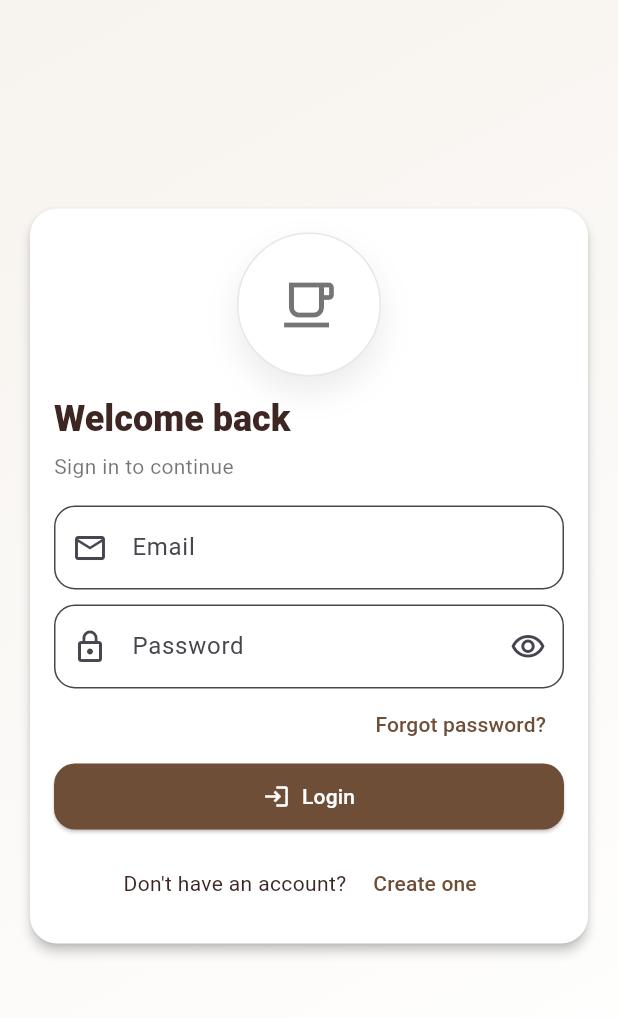
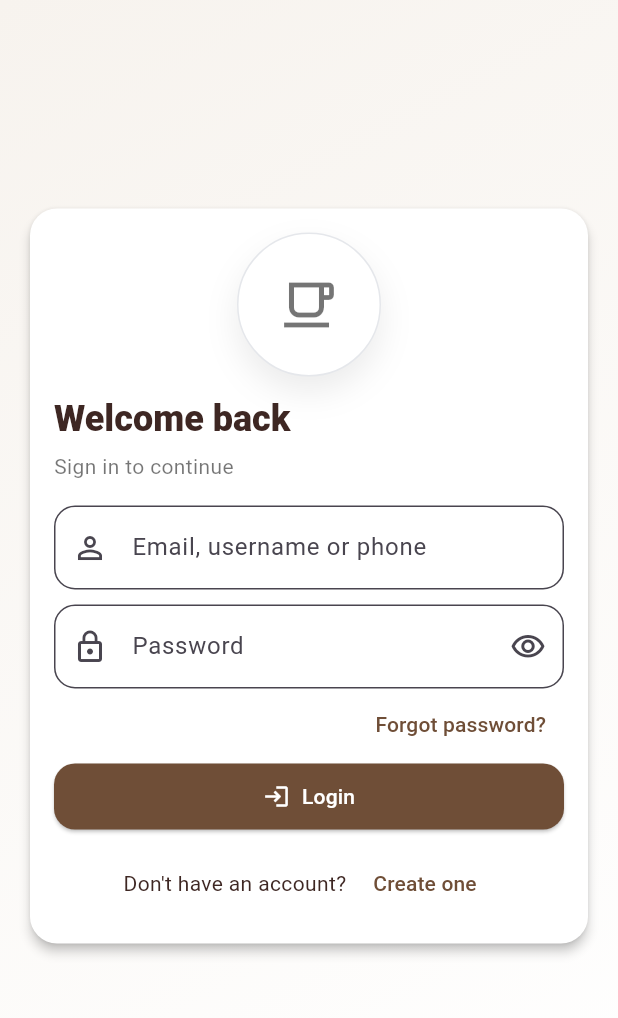
Before and after one commit to narxSultan/kahawa-mkononi, a Flutter app: the screen it shows after launch, on a phone screen of 412 x 824 dp, the part 84-1102 px from its top. Run offline on Flutter 3.47's test engine with Material 3 defaults, Android fonts, the phone set to English and light mode, and no system bars; our stand-ins replace flutter_riverpod, flutter_secure_storage, go_router, graphql_flutter, image_picker; missing offline and left inert: image_picker_platform_interface; network calls fail.

Commit message:
Fix app login credentials handling

```diff
--- a/Kahawa-Mkononi/lib/screens/auth/login_screen.dart
+++ b/Kahawa-Mkononi/lib/screens/auth/login_screen.dart
@@ -93,11 +93,10 @@ class _LoginScreenState extends ConsumerState<LoginScreen> {
                           TextFormField(
                             controller: _email,
                             keyboardType: TextInputType.emailAddress,
-                            decoration: const InputDecoration(labelText: 'Email', prefixIcon: Icon(Icons.email_outlined)),
+                            decoration: const InputDecoration(labelText: 'Email, username or phone', prefixIcon: Icon(Icons.person_outline)),
                             validator: (v) {
                               final s = (v ?? '').trim();
-                              if (s.isEmpty) return 'Email is required';
-                              if (!s.contains('@')) return 'Enter a valid email';
+                              if (s.isEmpty) return 'Email, username or phone is required';
                               return null;
                             },
                           ),
--- a/Kahawa-Mkononi/lib/utils/app_config.dart
+++ b/Kahawa-Mkononi/lib/utils/app_config.dart
@@ -1,7 +1,7 @@
 class AppConfig {
   static const String _defaultApiUrl = 'https://api.kahawamkononi.feedbackchap.com/graphql';
-  static const String currentAppVersion = '0.1.1';
-  static const int currentBuildNumber = 2;
+  static const String currentAppVersion = '0.1.2';
+  static const int currentBuildNumber = 3;
 
   static String get defaultApiUrl {
     return _defaultApiUrl;
--- a/Kahawa-Mkononi/pubspec.yaml
+++ b/Kahawa-Mkononi/pubspec.yaml
@@ -1,7 +1,7 @@
 name: kahawa_mkononi_customer
 description: KAHAWA MKONONI Customer Portal (Flutter)
 publish_to: "none"
-version: 0.1.1+2
+version: 0.1.2+3
 
 environment:
   sdk: ">=3.4.0 <4.0.0"
```
Also changed, not shown: Kahawa-Mkononi/lib/services/api/graphql_api.dart (+23 -1 lines), 3 other files.
